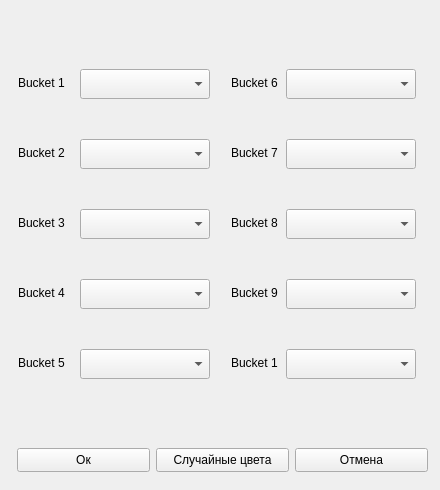
The window that window_colors.ui (dxdate/VEDRA) describes before a commit, drawn with Qt 5.
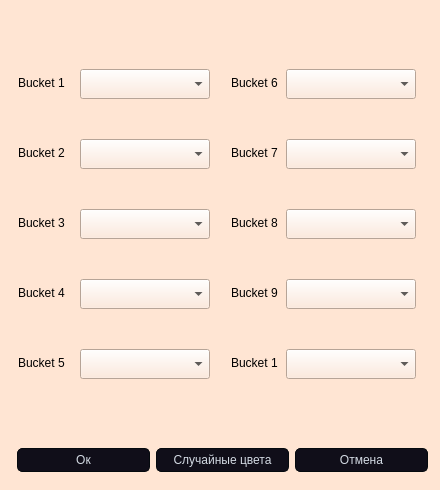
The same window after the commit.

Patch:
```diff
--- a/window_colors.ui
+++ b/window_colors.ui
@@ -25,6 +25,9 @@
   <property name="windowTitle">
    <string>Настройки цвета</string>
   </property>
+  <property name="styleSheet">
+   <string notr="true">background-color: rgb(255, 229, 211);</string>
+  </property>
   <widget class="QWidget" name="horizontalLayoutWidget">
    <property name="geometry">
     <rect>
@@ -43,6 +46,49 @@
         <height>24</height>
        </size>
       </property>
+      <property name="styleSheet">
+       <string notr="true">
+QPushButton{
+	border-style: solid;
+	border-color: #050a0e;
+	border-width: 1px;
+	border-radius: 5px;
+	color: #d3dae3;
+	padding: 2px;
+	background-color: #100E19;
+}
+QPushButton::default{
+	border-style: solid;
+	border-color: #050a0e;
+	border-width: 1px;
+	border-radius: 5px;
+	color: #FFFFFF;
+	padding: 2px;
+	background-color: #151a1e;
+}
+QPushButton:hover{
+	border-style: solid;
+	border-top-color: qlineargradient(spread:pad, x1:0, y1:1, x2:1, y2:1, stop:0 #C0DB50, stop:0.4 #C0DB50, stop:0.5 #100E19, stop:1 #100E19);
+    border-bottom-color: qlineargradient(spread:pad, x1:0, y1:1, x2:1, y2:1, stop:0 #100E19, stop:0.5 #100E19, stop:0.6 #C0DB50, stop:1 #C0DB50);
+    border-left-color: qlineargradient(spread:pad, x1:0, y1:0, x2:0, y2:1, stop:0 #C0DB50, stop:0.3 #C0DB50, stop:0.7 #100E19, stop:1 #100E19);
+    border-right-color: qlineargradient(spread:pad, x1:0, y1:1, x2:0, y2:0, stop:0 #C0DB50, stop:0.3 #C0DB50, stop:0.7 #100E19, stop:1 #100E19);
+	border-width: 2px;
+    border-radius: 1px;
+	color: #d3dae3;
+	padding: 2px;
+}
+QPushButton:pressed{
+	border-style: solid;
+	border-top-color: qlineargradient(spread:pad, x1:0, y1:1, x2:1, y2:1, stop:0 #d33af1, stop:0.4 #d33af1, stop:0.5 #100E19, stop:1 #100E19);
+    border-bottom-color: qlineargradient(spread:pad, x1:0, y1:1, x2:1, y2:1, stop:0 #100E19, stop:0.5 #100E19, stop:0.6 #d33af1, stop:1 #d33af1);
+    border-left-color: qlineargradient(spread:pad, x1:0, y1:0, x2:0, y2:1, stop:0 #d33af1, stop:0.3 #d33af1, stop:0.7 #100E19, stop:1 #100E19);
+    border-right-color: qlineargradient(spread:pad, x1:0, y1:1, x2:0, y2:0, stop:0 #d33af1, stop:0.3 #d33af1, stop:0.7 #100E19, stop:1 #100E19);
+	border-width: 2px;
+    border-radius: 1px;
+	color: #d3dae3;
+	padding: 2px;
+}</string>
+      </property>
       <property name="text">
        <string>Ок</string>
       </property>
@@ -56,6 +102,49 @@
         <height>24</height>
        </size>
       </property>
+      <property name="styleSheet">
+       <string notr="true">
+QPushButton{
+	border-style: solid;
+	border-color: #050a0e;
+	border-width: 1px;
+	border-radius: 5px;
+	color: #d3dae3;
+	padding: 2px;
+	background-color: #100E19;
+}
+QPushButton::default{
+	border-style: solid;
+	border-color: #050a0e;
+	border-width: 1px;
+	border-radius: 5px;
+	color: #FFFFFF;
+	padding: 2px;
+	background-color: #151a1e;
+}
+QPushButton:hover{
+	border-style: solid;
+	border-top-color: qlineargradient(spread:pad, x1:0, y1:1, x2:1, y2:1, stop:0 #C0DB50, stop:0.4 #C0DB50, stop:0.5 #100E19, stop:1 #100E19);
+    border-bottom-color: qlineargradient(spread:pad, x1:0, y1:1, x2:1, y2:1, stop:0 #100E19, stop:0.5 #100E19, stop:0.6 #C0DB50, stop:1 #C0DB50);
+    border-left-color: qlineargradient(spread:pad, x1:0, y1:0, x2:0, y2:1, stop:0 #C0DB50, stop:0.3 #C0DB50, stop:0.7 #100E19, stop:1 #100E19);
+    border-right-color: qlineargradient(spread:pad, x1:0, y1:1, x2:0, y2:0, stop:0 #C0DB50, stop:0.3 #C0DB50, stop:0.7 #100E19, stop:1 #100E19);
+	border-width: 2px;
+    border-radius: 1px;
+	color: #d3dae3;
+	padding: 2px;
+}
+QPushButton:pressed{
+	border-style: solid;
+	border-top-color: qlineargradient(spread:pad, x1:0, y1:1, x2:1, y2:1, stop:0 #d33af1, stop:0.4 #d33af1, stop:0.5 #100E19, stop:1 #100E19);
+    border-bottom-color: qlineargradient(spread:pad, x1:0, y1:1, x2:1, y2:1, stop:0 #100E19, stop:0.5 #100E19, stop:0.6 #d33af1, stop:1 #d33af1);
+    border-left-color: qlineargradient(spread:pad, x1:0, y1:0, x2:0, y2:1, stop:0 #d33af1, stop:0.3 #d33af1, stop:0.7 #100E19, stop:1 #100E19);
+    border-right-color: qlineargradient(spread:pad, x1:0, y1:1, x2:0, y2:0, stop:0 #d33af1, stop:0.3 #d33af1, stop:0.7 #100E19, stop:1 #100E19);
+	border-width: 2px;
+    border-radius: 1px;
+	color: #d3dae3;
+	padding: 2px;
+}</string>
+      </property>
       <property name="text">
        <string>Случайные цвета</string>
       </property>
@@ -69,6 +158,49 @@
         <height>24</height>
        </size>
       </property>
+      <property name="styleSheet">
+       <string notr="true">
+QPushButton{
+	border-style: solid;
+	border-color: #050a0e;
+	border-width: 1px;
+	border-radius: 5px;
+	color: #d3dae3;
+	padding: 2px;
+	background-color: #100E19;
+}
+QPushButton::default{
+	border-style: solid;
+	border-color: #050a0e;
+	border-width: 1px;
+	border-radius: 5px;
+	color: #FFFFFF;
+	padding: 2px;
+	background-color: #151a1e;
+}
+QPushButton:hover{
+	border-style: solid;
+	border-top-color: qlineargradient(spread:pad, x1:0, y1:1, x2:1, y2:1, stop:0 #C0DB50, stop:0.4 #C0DB50, stop:0.5 #100E19, stop:1 #100E19);
+    border-bottom-color: qlineargradient(spread:pad, x1:0, y1:1, x2:1, y2:1, stop:0 #100E19, stop:0.5 #100E19, stop:0.6 #C0DB50, stop:1 #C0DB50);
+    border-left-color: qlineargradient(spread:pad, x1:0, y1:0, x2:0, y2:1, stop:0 #C0DB50, stop:0.3 #C0DB50, stop:0.7 #100E19, stop:1 #100E19);
+    border-right-color: qlineargradient(spread:pad, x1:0, y1:1, x2:0, y2:0, stop:0 #C0DB50, stop:0.3 #C0DB50, stop:0.7 #100E19, stop:1 #100E19);
+	border-width: 2px;
+    border-radius: 1px;
+	color: #d3dae3;
+	padding: 2px;
+}
+QPushButton:pressed{
+	border-style: solid;
+	border-top-color: qlineargradient(spread:pad, x1:0, y1:1, x2:1, y2:1, stop:0 #d33af1, stop:0.4 #d33af1, stop:0.5 #100E19, stop:1 #100E19);
+    border-bottom-color: qlineargradient(spread:pad, x1:0, y1:1, x2:1, y2:1, stop:0 #100E19, stop:0.5 #100E19, stop:0.6 #d33af1, stop:1 #d33af1);
+    border-left-color: qlineargradient(spread:pad, x1:0, y1:0, x2:0, y2:1, stop:0 #d33af1, stop:0.3 #d33af1, stop:0.7 #100E19, stop:1 #100E19);
+    border-right-color: qlineargradient(spread:pad, x1:0, y1:1, x2:0, y2:0, stop:0 #d33af1, stop:0.3 #d33af1, stop:0.7 #100E19, stop:1 #100E19);
+	border-width: 2px;
+    border-radius: 1px;
+	color: #d3dae3;
+	padding: 2px;
+}</string>
+      </property>
       <property name="text">
        <string>Отмена</string>
       </property>
```
